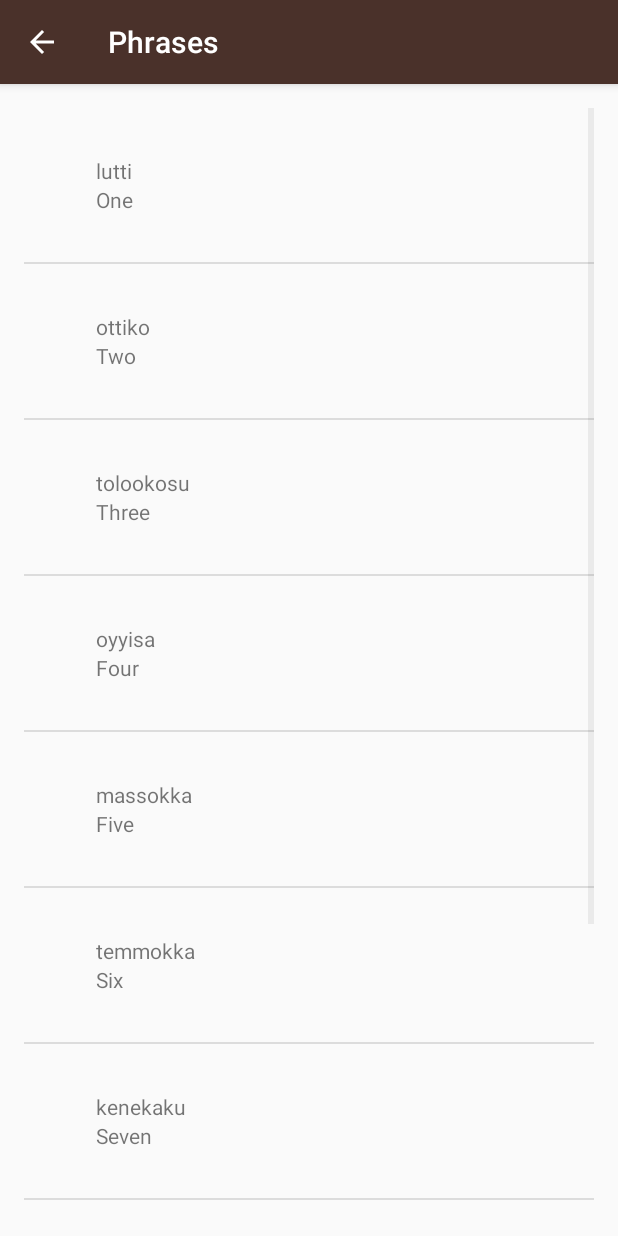
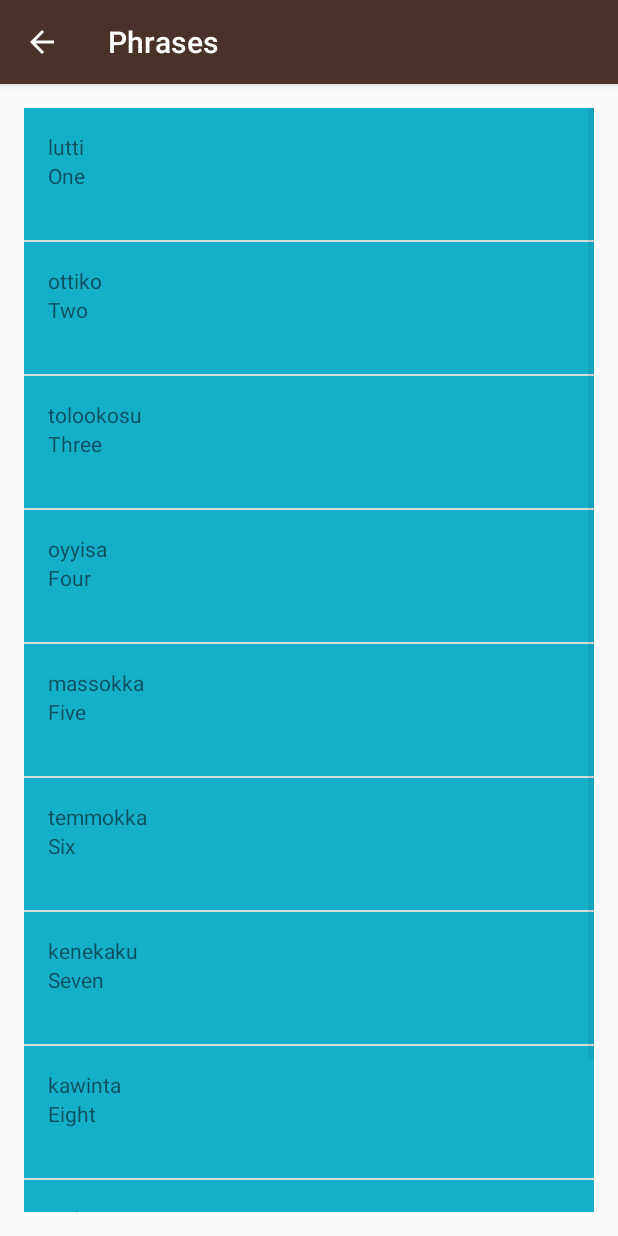
Before and after one commit to saijishnuvardhan/AndroidProjects, an Android app: the Phrase screen opened directly, with no data from a screen before it, on a phone screen of 412 x 824 dp. Run offline under Robolectric (Android 15) with nearby library versions, the phone set to English and light mode, and no system bars.

Commit message:
completed design

```diff
--- a/Miwok/app/src/main/java/com/example/android/miwok/Colours.java
+++ b/Miwok/app/src/main/java/com/example/android/miwok/Colours.java
@@ -21,7 +21,7 @@ public class Colours extends AppCompatActivity {
         numbers.add(new Work("White","telupu",R.drawable.color_white));
         numbers.add(new Work("Gray","Budidha",R.drawable.color_gray));
         numbers.add(new Work("Brown","Braun raṅgu",R.drawable.color_brown));
-        WorkAdapter item=new WorkAdapter(this,numbers);
+        WorkAdapter item=new WorkAdapter(this,numbers,R.color.category_colors);
         ListView listView=(ListView) findViewById(R.id.colors);
         listView.setAdapter(item);
     }
--- a/Miwok/app/src/main/java/com/example/android/miwok/Family.java
+++ b/Miwok/app/src/main/java/com/example/android/miwok/Family.java
@@ -24,7 +24,7 @@ public class Family extends AppCompatActivity {
         numbers.add(new Work("Younger Brother","tammudu",R.drawable.family_younger_brother));
         numbers.add(new Work("Daughter","kuthuru",R.drawable.family_daughter));
         numbers.add(new Work("Son","koduku",R.drawable.family_son));
-        WorkAdapter item=new WorkAdapter(this,numbers);
+        WorkAdapter item=new WorkAdapter(this,numbers,R.color.category_family);
         ListView listView=(ListView) findViewById(R.id.family);
         listView.setAdapter(item);
     }
--- a/Miwok/app/src/main/java/com/example/android/miwok/Numbers.java
+++ b/Miwok/app/src/main/java/com/example/android/miwok/Numbers.java
@@ -28,7 +28,7 @@ public class Numbers extends AppCompatActivity {
         numbers.add(new Work("Eight","kawinta",R.drawable.number_eight));
         numbers.add(new Work("Nine","wo'e",R.drawable.number_nine));
         numbers.add(new Work("Ten","na'aacha",R.drawable.number_ten));
-        WorkAdapter item=new WorkAdapter(this,numbers);
+        WorkAdapter item=new WorkAdapter(this,numbers,R.color.category_numbers);
         ListView listView=(ListView) findViewById(R.id.list);
         listView.setAdapter(item);
         }
--- a/Miwok/app/src/main/java/com/example/android/miwok/Phrase.java
+++ b/Miwok/app/src/main/java/com/example/android/miwok/Phrase.java
@@ -11,7 +11,7 @@ public class Phrase extends AppCompatActivity {
     @Override
     protected void onCreate(Bundle savedInstanceState) {
         super.onCreate(savedInstanceState);
-        setContentView(R.layout.activity_phrase);
+        setContentView(R.layout.activity_numbers);
         ArrayList<Work> numbers=new ArrayList<Work>();
         numbers.add(new Work("One","lutti"));
         numbers.add(new Work("Two","ottiko"));
@@ -23,8 +23,8 @@ public class Phrase extends AppCompatActivity {
         numbers.add(new Work("Eight","kawinta"));
         numbers.add(new Work("Nine","wo'e"));
         numbers.add(new Work("Ten","na'aacha"));
-        WorkAdapter item=new WorkAdapter(this,numbers);
-        ListView listView=(ListView) findViewById(R.id.phrases);
+        WorkAdapter item=new WorkAdapter(this,numbers,R.color.category_phrases);
+        ListView listView=(ListView) findViewById(R.id.list);
         listView.setAdapter(item);
     }
 }
--- a/Miwok/app/src/main/java/com/example/android/miwok/Work.java
+++ b/Miwok/app/src/main/java/com/example/android/miwok/Work.java
@@ -3,7 +3,9 @@ package com.example.android.miwok;
 public class Work {
 
     private String dTranslation,miwokTranslation;
-    private int resourceID;
+    private int resourceID=NOIMAGEPROVIDED;
+
+    public static final int NOIMAGEPROVIDED=-1;
 
     public Work(String dtal, String miwokTranslation){
         this.dTranslation=dtal;
@@ -27,4 +29,8 @@ public class Work {
     public int getResourceID(){
         return resourceID;
     }
+
+    public boolean hasImage(){
+        return resourceID!=NOIMAGEPROVIDED;
+    }
 }
--- a/Miwok/app/src/main/java/com/example/android/miwok/WorkAdapter.java
+++ b/Miwok/app/src/main/java/com/example/android/miwok/WorkAdapter.java
@@ -4,6 +4,7 @@ import android.app.Activity;
 import android.content.Context;
 import android.support.annotation.NonNull;
 import android.support.annotation.Nullable;
+import android.support.v4.content.ContextCompat;
 import android.view.LayoutInflater;
 import android.view.View;
 import android.view.ViewGroup;
@@ -14,9 +15,11 @@ import android.widget.TextView;
 import java.util.ArrayList;
 
 public class WorkAdapter extends ArrayAdapter<Work>{
-    public WorkAdapter(Activity context, ArrayList<Work> androidFlavors) {
+    private int color;
+    public WorkAdapter(Activity context, ArrayList<Work> androidFlavors,int color) {
 
         super(context, 0, androidFlavors);
+        this.color=color;
     }
 
 
@@ -36,7 +39,17 @@ public class WorkAdapter extends ArrayAdapter<Work>{
         dtal.setText(currentWork.getdTranslation());
 
         ImageView image=(ImageView)list.findViewById(R.id.im);
-        image.setImageResource(currentWork.getResourceID());
+        if(currentWork.hasImage()){
+            image.setImageResource(currentWork.getResourceID());
+            image.setVisibility(View.VISIBLE);
+        }
+        else{
+            image.setVisibility(View.GONE);
+        }
+
+        View textContainer=list.findViewById(R.id.textc);
+        int c= ContextCompat.getColor(getContext(), color);
+        textContainer.setBackgroundColor(c);
        return list;
     }
 }
--- a/Miwok/app/src/main/res/layout/activity_main.xml
+++ b/Miwok/app/src/main/res/layout/activity_main.xml
@@ -22,10 +22,7 @@
     android:background="@color/tan_background"
     android:gravity="center_vertical"
     android:orientation="vertical"
-    android:paddingBottom="@dimen/activity_vertical_margin"
-    android:paddingLeft="@dimen/activity_horizontal_margin"
-    android:paddingRight="@dimen/activity_horizontal_margin"
-    android:paddingTop="@dimen/activity_vertical_margin"
+    android:padding="16dp"
     tools:context="com.example.android.miwok.MainActivity">
 
     <TextView
--- a/Miwok/app/src/main/res/layout/activity_numbers.xml
+++ b/Miwok/app/src/main/res/layout/activity_numbers.xml
@@ -2,10 +2,7 @@
 <ListView xmlns:android="http://schemas.android.com/apk/res/android"
     xmlns:app="http://schemas.android.com/apk/res-auto"
     xmlns:tools="http://schemas.android.com/tools"
-    android:paddingRight="@dimen/activity_horizontal_margin"
-    android:paddingLeft="@dimen/activity_horizontal_margin"
-    android:paddingBottom="@dimen/activity_vertical_margin"
-    android:paddingTop="@dimen/activity_vertical_margin"
+    android:padding="16dp"
     android:layout_width="match_parent"
     android:layout_height="match_parent"
     tools:context="com.example.android.miwok.Numbers"
--- a/Miwok/app/src/main/res/layout/activity_phrase.xml
+++ /dev/null
@@ -1,12 +0,0 @@
-<?xml version="1.0" encoding="utf-8"?>
-<ListView xmlns:android="http://schemas.android.com/apk/res/android"
-    xmlns:app="http://schemas.android.com/apk/res-auto"
-    xmlns:tools="http://schemas.android.com/tools"
-    android:layout_width="match_parent"
-    android:layout_height="match_parent"
-    android:padding="16dp"
-    android:orientation="vertical"
-    android:id="@+id/phrases"
-    tools:context="com.example.android.miwok.Phrase">
-
-</ListView>
--- a/Miwok/app/src/main/res/layout/list_item.xml
+++ b/Miwok/app/src/main/res/layout/list_item.xml
@@ -3,28 +3,32 @@
     xmlns:tools="http://schemas.android.com/tools"
     android:orientation="horizontal"
     android:layout_width="match_parent"
-    android:layout_height="match_parent"
-    android:padding="16dp">
+    android:layout_height="wrap_content"
+    android:minHeight="@dimen/list_item_height"
+    >
 
 
     <ImageView
         android:id="@+id/im"
-        android:layout_width="wrap_content"
-        android:layout_height="wrap_content"
-        android:src="@mipmap/ic_launcher"
-        android:padding="8dp"/>
+        android:layout_width="@dimen/list_item_height"
+        android:layout_height="@dimen/list_item_height"
+        />
 
     <LinearLayout
         android:layout_width="match_parent"
-        android:layout_height="wrap_content"
+        android:layout_height="@dimen/list_item_height"
         android:orientation="vertical"
-        android:padding="16dp">
+        android:padding="16dp"
+        android:id="@+id/textc"
+        android:background="@color/category_numbers">
 
         <TextView
             android:id="@+id/miwok"
             android:layout_width="match_parent"
             android:layout_height="wrap_content"
-            tools:text="lumui" />
+            tools:text="lumui"
+
+           />
 
         <TextView
             android:id="@+id/english"
--- a/Miwok/app/src/main/res/values/dimens.xml
+++ b/Miwok/app/src/main/res/values/dimens.xml
@@ -14,8 +14,9 @@
 -->
 <resources>
     <!-- Height of each list item -->
-    <dimen name="list_item_height">88dp</dimen>
+    <dimen name="list_item_height">88dp
+
+    </dimen>
+
     <!-- Default screen margins, per the Android Design guidelines. -->
-    <dimen name="activity_horizontal_margin">16dp</dimen>
-    <dimen name="activity_vertical_margin">16dp</dimen>
 </resources>
--- a/Miwok/app/src/main/res/values/styles.xml
+++ b/Miwok/app/src/main/res/values/styles.xml
@@ -15,7 +15,7 @@
 <resources>
 
     <!-- Base application theme. -->
-    <style name="AppTheme" parent="Theme.AppCompat.Light.DarkActionBar">
+    <style name="AppTheme" parent="Base.Theme.AppCompat.Light.DarkActionBar">
         <item name="colorPrimary">@color/primary_color</item>
         <item name="colorPrimaryDark">@color/primary_dark_color</item>
     </style>
```
Also changed, not shown: Miwok/gradle.properties (line endings or trailing spaces), Miwok/gradle/wrapper/gradle-wrapper.properties.
